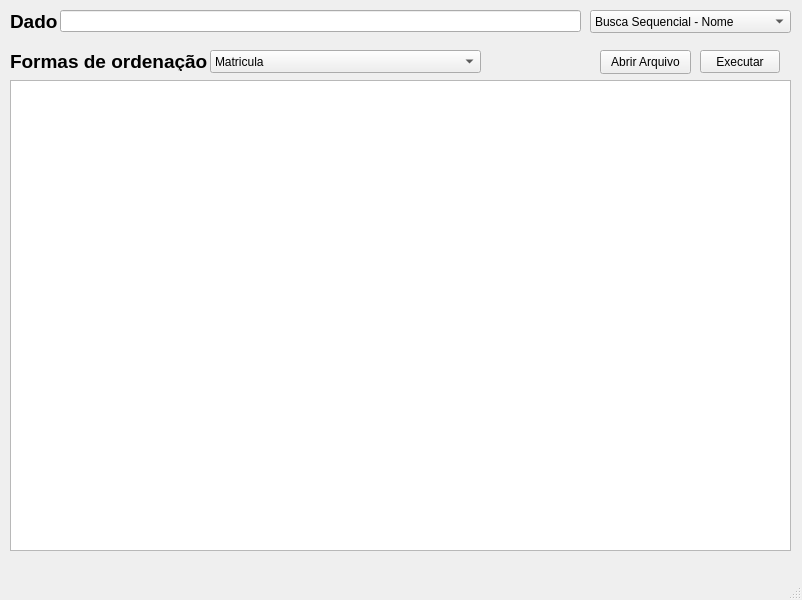
This is mainwindow.ui in cpedrohenrique1/Ativ5EDII as Qt 5 draws it before an edit. The edited form follows.
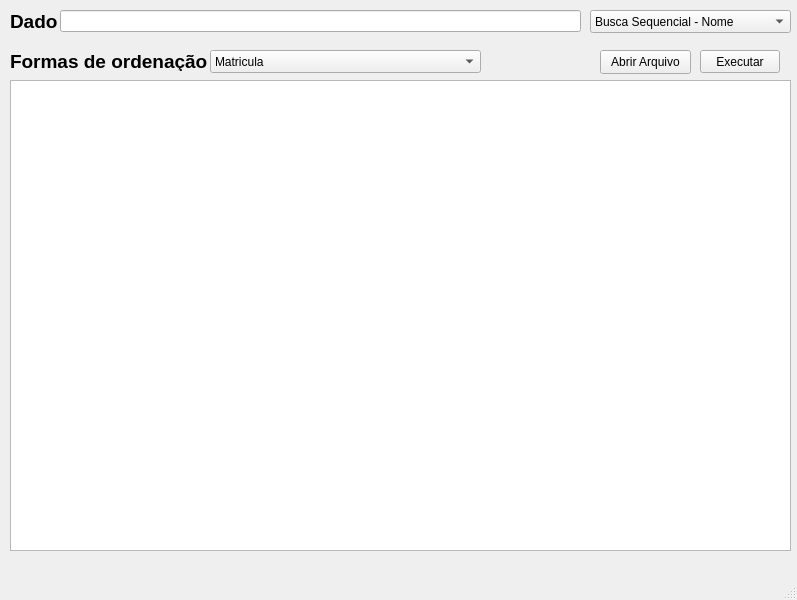
This is the edited form.

Diff of the .ui file:
```diff
--- a/mainwindow.ui
+++ b/mainwindow.ui
@@ -6,7 +6,7 @@
    <rect>
     <x>0</x>
     <y>0</y>
-    <width>802</width>
+    <width>797</width>
     <height>600</height>
    </rect>
   </property>
```
Left out of the diff: 2 changed lines with no effect on the pictures.
